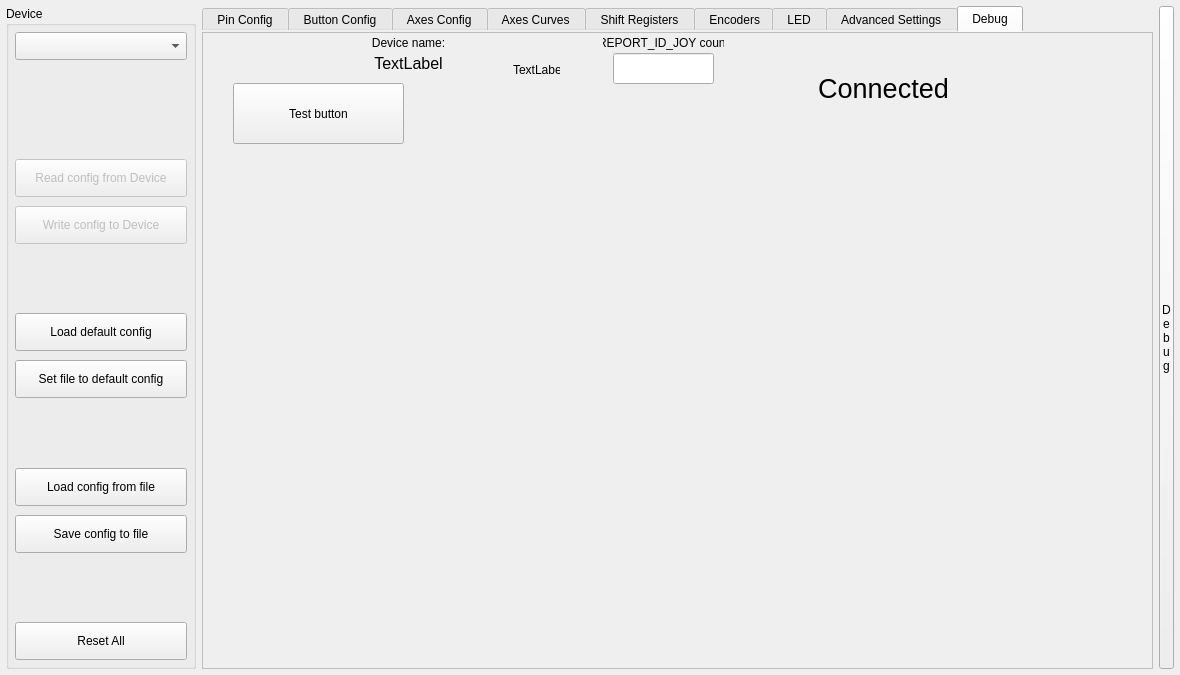
Qt form mainwindow.ui (FreeJoy-Team/FreeJoyConfiguratorQt) before a commit.
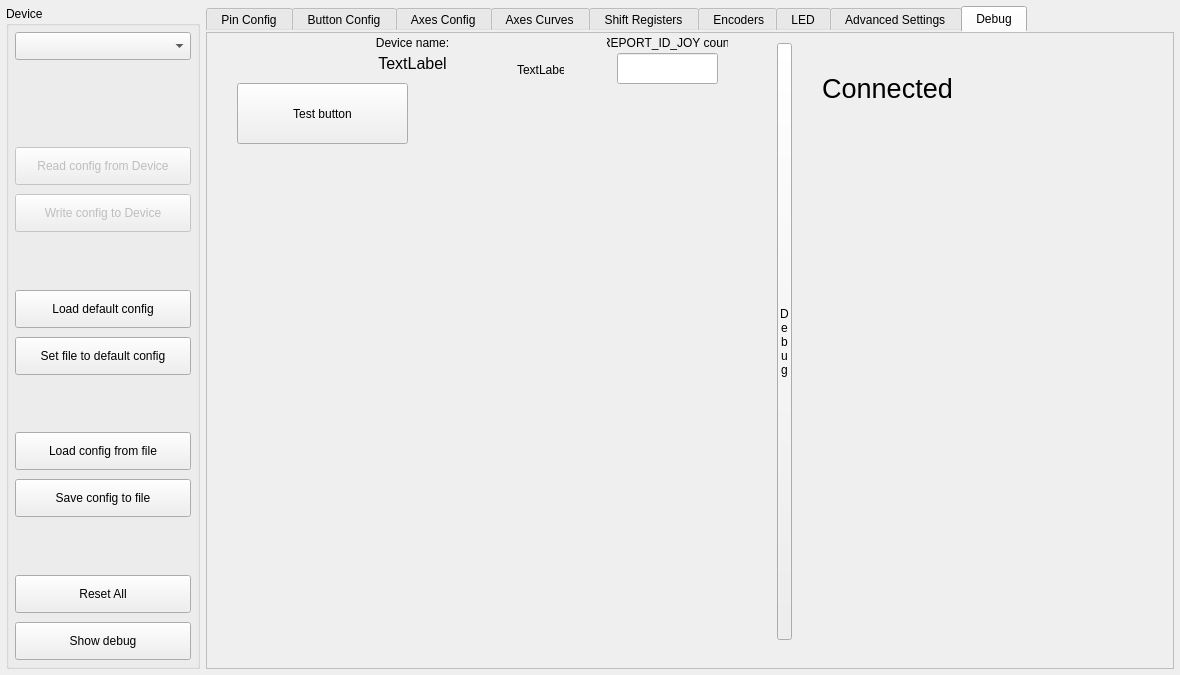
The same form after that commit. The open tabs and pages were chosen to show the change. Custom widgets are drawn as their Qt base class.

Commit message: added debug info

```diff
--- a/mainwindow.ui
+++ b/mainwindow.ui
@@ -20,7 +20,7 @@
    <string notr="true">FreeJoy QtConfigurator</string>
   </property>
   <widget class="QWidget" name="centralwidget">
-   <layout class="QGridLayout" name="layoutG_MainLayout" rowstretch="10,1" columnstretch="1,5,0">
+   <layout class="QGridLayout" name="layoutG_MainLayout" rowstretch="10,1" columnstretch="1,5">
     <property name="leftMargin">
      <number>6</number>
     </property>
@@ -33,6 +33,302 @@
     <property name="bottomMargin">
      <number>6</number>
     </property>
+    <item row="0" column="0">
+     <widget class="QGroupBox" name="groupBox_4">
+      <property name="minimumSize">
+       <size>
+        <width>0</width>
+        <height>0</height>
+       </size>
+      </property>
+      <property name="title">
+       <string>Device</string>
+      </property>
+      <layout class="QGridLayout" name="gridLayout_7" rowstretch="0,0,0,0,0,0,0,0,0,0,0,0,0,0,0,0">
+       <property name="leftMargin">
+        <number>6</number>
+       </property>
+       <property name="topMargin">
+        <number>6</number>
+       </property>
+       <property name="rightMargin">
+        <number>6</number>
+       </property>
+       <property name="bottomMargin">
+        <number>6</number>
+       </property>
+       <property name="verticalSpacing">
+        <number>9</number>
+       </property>
+       <item row="12" column="2">
+        <spacer name="verticalSpacer_2">
+         <property name="orientation">
+          <enum>Qt::Vertical</enum>
+         </property>
+         <property name="sizeHint" stdset="0">
+          <size>
+           <width>20</width>
+           <height>40</height>
+          </size>
+         </property>
+        </spacer>
+       </item>
+       <item row="0" column="2">
+        <widget class="QComboBox" name="comboBox_HidDeviceList">
+         <property name="minimumSize">
+          <size>
+           <width>165</width>
+           <height>26</height>
+          </size>
+         </property>
+         <property name="styleSheet">
+          <string notr="true">height: 22px;</string>
+         </property>
+        </widget>
+       </item>
+       <item row="5" column="2">
+        <spacer name="verticalSpacer">
+         <property name="orientation">
+          <enum>Qt::Vertical</enum>
+         </property>
+         <property name="sizeHint" stdset="0">
+          <size>
+           <width>20</width>
+           <height>40</height>
+          </size>
+         </property>
+        </spacer>
+       </item>
+       <item row="9" column="2">
+        <widget class="QPushButton" name="pushButton_LoadFromFile">
+         <property name="sizePolicy">
+          <sizepolicy hsizetype="Minimum" vsizetype="Preferred">
+           <horstretch>0</horstretch>
+           <verstretch>0</verstretch>
+          </sizepolicy>
+         </property>
+         <property name="minimumSize">
+          <size>
+           <width>165</width>
+           <height>37</height>
+          </size>
+         </property>
+         <property name="styleSheet">
+          <string notr="true">height: 30px;</string>
+         </property>
+         <property name="text">
+          <string>Load config from file</string>
+         </property>
+        </widget>
+       </item>
+       <item row="2" column="2">
+        <spacer name="verticalSpacer_4">
+         <property name="orientation">
+          <enum>Qt::Vertical</enum>
+         </property>
+         <property name="sizeHint" stdset="0">
+          <size>
+           <width>20</width>
+           <height>40</height>
+          </size>
+         </property>
+        </spacer>
+       </item>
+       <item row="7" column="2">
+        <widget class="QPushButton" name="pushButton_SetDefaultConfig">
+         <property name="sizePolicy">
+          <sizepolicy hsizetype="Minimum" vsizetype="Preferred">
+           <horstretch>0</horstretch>
+           <verstretch>0</verstretch>
+          </sizepolicy>
+         </property>
+         <property name="minimumSize">
+          <size>
+           <width>165</width>
+           <height>37</height>
+          </size>
+         </property>
+         <property name="styleSheet">
+          <string notr="true">height: 30px;</string>
+         </property>
+         <property name="text">
+          <string>Set file to default config</string>
+         </property>
+        </widget>
+       </item>
+       <item row="6" column="2">
+        <widget class="QPushButton" name="pushButton_LoadDefaultConfig">
+         <property name="sizePolicy">
+          <sizepolicy hsizetype="Minimum" vsizetype="Preferred">
+           <horstretch>0</horstretch>
+           <verstretch>0</verstretch>
+          </sizepolicy>
+         </property>
+         <property name="minimumSize">
+          <size>
+           <width>165</width>
+           <height>37</height>
+          </size>
+         </property>
+         <property name="styleSheet">
+          <string notr="true">height: 30px;</string>
+         </property>
+         <property name="text">
+          <string>Load default config</string>
+         </property>
+        </widget>
+       </item>
+       <item row="8" column="2">
+        <spacer name="verticalSpacer_3">
+         <property name="orientation">
+          <enum>Qt::Vertical</enum>
+         </property>
+         <property name="sizeHint" stdset="0">
+          <size>
+           <width>20</width>
+           <height>40</height>
+          </size>
+         </property>
+        </spacer>
+       </item>
+       <item row="13" column="2">
+        <widget class="QPushButton" name="pushButton_ResetAllPins">
+         <property name="sizePolicy">
+          <sizepolicy hsizetype="Minimum" vsizetype="Preferred">
+           <horstretch>0</horstretch>
+           <verstretch>0</verstretch>
+          </sizepolicy>
+         </property>
+         <property name="minimumSize">
+          <size>
+           <width>165</width>
+           <height>37</height>
+          </size>
+         </property>
+         <property name="styleSheet">
+          <string notr="true">height: 30px;</string>
+         </property>
+         <property name="text">
+          <string>Reset All</string>
+         </property>
+        </widget>
+       </item>
+       <item row="3" column="2">
+        <widget class="QPushButton" name="pushButton_ReadConfig">
+         <property name="enabled">
+          <bool>false</bool>
+         </property>
+         <property name="sizePolicy">
+          <sizepolicy hsizetype="Minimum" vsizetype="Preferred">
+           <horstretch>0</horstretch>
+           <verstretch>0</verstretch>
+          </sizepolicy>
+         </property>
+         <property name="minimumSize">
+          <size>
+           <width>165</width>
+           <height>37</height>
+          </size>
+         </property>
+         <property name="styleSheet">
+          <string notr="true">height: 30px;</string>
+         </property>
+         <property name="text">
+          <string>Read config from Device</string>
+         </property>
+        </widget>
+       </item>
+       <item row="1" column="2">
+        <widget class="QLabel" name="label_DeviceStatus">
+         <property name="minimumSize">
+          <size>
+           <width>0</width>
+           <height>20</height>
+          </size>
+         </property>
+         <property name="styleSheet">
+          <string notr="true"/>
+         </property>
+         <property name="text">
+          <string/>
+         </property>
+         <property name="alignment">
+          <set>Qt::AlignCenter</set>
+         </property>
+        </widget>
+       </item>
+       <item row="4" column="2">
+        <widget class="QPushButton" name="pushButton_WriteConfig">
+         <property name="enabled">
+          <bool>false</bool>
+         </property>
+         <property name="sizePolicy">
+          <sizepolicy hsizetype="Minimum" vsizetype="Preferred">
+           <horstretch>0</horstretch>
+           <verstretch>0</verstretch>
+          </sizepolicy>
+         </property>
+         <property name="minimumSize">
+          <size>
+           <width>165</width>
+           <height>37</height>
+          </size>
+         </property>
+         <property name="styleSheet">
+          <string notr="true">height: 30px;</string>
+         </property>
+         <property name="text">
+          <string>Write config to Device</string>
+         </property>
+        </widget>
+       </item>
+       <item row="11" column="2">
+        <widget class="QPushButton" name="pushButton_SaveToFile">
+         <property name="sizePolicy">
+          <sizepolicy hsizetype="Minimum" vsizetype="Preferred">
+           <horstretch>0</horstretch>
+           <verstretch>0</verstretch>
+          </sizepolicy>
+         </property>
+         <property name="minimumSize">
+          <size>
+           <width>165</width>
+           <height>37</height>
+          </size>
+         </property>
+         <property name="styleSheet">
+          <string notr="true">height: 30px;</string>
+         </property>
+         <property name="text">
+          <string>Save config to file</string>
+         </property>
+        </widget>
+       </item>
+       <item row="14" column="2">
+        <widget class="QPushButton" name="pushButton_ShowDebug">
+         <property name="sizePolicy">
+          <sizepolicy hsizetype="Minimum" vsizetype="Preferred">
+           <horstretch>0</horstretch>
+           <verstretch>0</verstretch>
+          </sizepolicy>
+         </property>
+         <property name="minimumSize">
+          <size>
+           <width>165</width>
+           <height>37</height>
+          </size>
+         </property>
+         <property name="styleSheet">
+          <string notr="true">height: 30px;</string>
+         </property>
+         <property name="text">
+          <string>Show debug</string>
+         </property>
+        </widget>
+       </item>
+      </layout>
+     </widget>
+    </item>
     <item row="0" column="1">
      <widget class="QTabWidget" name="tabWidget">
       <property name="baseSize">
@@ -346,306 +642,38 @@
          <string notr="true">Test button</string>
         </property>
        </widget>
-      </widget>
-     </widget>
-    </item>
-    <item row="0" column="2">
-     <widget class="QPushButton" name="pushButton_ShowDebug">
-      <property name="sizePolicy">
-       <sizepolicy hsizetype="Minimum" vsizetype="Preferred">
-        <horstretch>0</horstretch>
-        <verstretch>0</verstretch>
-       </sizepolicy>
-      </property>
-      <property name="styleSheet">
-       <string notr="true">min-width: 13px;
+       <widget class="QPushButton" name="pushButton_ShowDebug2_2">
+        <property name="geometry">
+         <rect>
+          <x>570</x>
+          <y>10</y>
+          <width>15</width>
+          <height>597</height>
+         </rect>
+        </property>
+        <property name="sizePolicy">
+         <sizepolicy hsizetype="Minimum" vsizetype="Preferred">
+          <horstretch>0</horstretch>
+          <verstretch>0</verstretch>
+         </sizepolicy>
+        </property>
+        <property name="styleSheet">
+         <string notr="true">min-width: 13px;
 max-width: 13px;
 padding: 0px;</string>
-      </property>
-      <property name="text">
-       <string>D
+        </property>
+        <property name="text">
+         <string>D
 e
 b
 u
 g</string>
-      </property>
+        </property>
+       </widget>
+      </widget>
      </widget>
     </item>
-    <item row="0" column="0">
-     <widget class="QGroupBox" name="groupBox_4">
-      <property name="minimumSize">
-       <size>
-        <width>0</width>
-        <height>0</height>
-       </size>
-      </property>
-      <property name="title">
-       <string>Device</string>
-      </property>
-      <layout class="QGridLayout" name="gridLayout_7" rowstretch="0,0,0,0,0,0,0,0,0,0,0,0,0,0">
-       <property name="leftMargin">
-        <number>6</number>
-       </property>
-       <property name="topMargin">
-        <number>6</number>
-       </property>
-       <property name="rightMargin">
-        <number>6</number>
-       </property>
-       <property name="bottomMargin">
-        <number>6</number>
-       </property>
-       <property name="verticalSpacing">
-        <number>9</number>
-       </property>
-       <item row="8" column="2">
-        <spacer name="verticalSpacer_3">
-         <property name="orientation">
-          <enum>Qt::Vertical</enum>
-         </property>
-         <property name="sizeHint" stdset="0">
-          <size>
-           <width>20</width>
-           <height>40</height>
-          </size>
-         </property>
-        </spacer>
-       </item>
-       <item row="7" column="2">
-        <widget class="QPushButton" name="pushButton_SetDefaultConfig">
-         <property name="sizePolicy">
-          <sizepolicy hsizetype="Minimum" vsizetype="Preferred">
-           <horstretch>0</horstretch>
-           <verstretch>0</verstretch>
-          </sizepolicy>
-         </property>
-         <property name="minimumSize">
-          <size>
-           <width>165</width>
-           <height>37</height>
-          </size>
-         </property>
-         <property name="styleSheet">
-          <string notr="true">height: 30px;</string>
-         </property>
-         <property name="text">
-          <string>Set file to default config</string>
-         </property>
-        </widget>
-       </item>
-       <item row="5" column="2">
-        <spacer name="verticalSpacer">
-         <property name="orientation">
-          <enum>Qt::Vertical</enum>
-         </property>
-         <property name="sizeHint" stdset="0">
-          <size>
-           <width>20</width>
-           <height>40</height>
-          </size>
-         </property>
-        </spacer>
-       </item>
-       <item row="11" column="2">
-        <widget class="QPushButton" name="pushButton_SaveToFile">
-         <property name="sizePolicy">
-          <sizepolicy hsizetype="Minimum" vsizetype="Preferred">
-           <horstretch>0</horstretch>
-           <verstretch>0</verstretch>
-          </sizepolicy>
-         </property>
-         <property name="minimumSize">
-          <size>
-           <width>165</width>
-           <height>37</height>
-          </size>
-         </property>
-         <property name="styleSheet">
-          <string notr="true">height: 30px;</string>
-         </property>
-         <property name="text">
-          <string>Save config to file</string>
-         </property>
-        </widget>
-       </item>
-       <item row="12" column="2">
-        <spacer name="verticalSpacer_2">
-         <property name="orientation">
-          <enum>Qt::Vertical</enum>
-         </property>
-         <property name="sizeHint" stdset="0">
-          <size>
-           <width>20</width>
-           <height>40</height>
-          </size>
-         </property>
-        </spacer>
-       </item>
-       <item row="3" column="2">
-        <widget class="QPushButton" name="pushButton_ReadConfig">
-         <property name="enabled">
-          <bool>false</bool>
-         </property>
-         <property name="sizePolicy">
-          <sizepolicy hsizetype="Minimum" vsizetype="Preferred">
-           <horstretch>0</horstretch>
-           <verstretch>0</verstretch>
-          </sizepolicy>
-         </property>
-         <property name="minimumSize">
-          <size>
-           <width>165</width>
-           <height>37</height>
-          </size>
-         </property>
-         <property name="styleSheet">
-          <string notr="true">height: 30px;</string>
-         </property>
-         <property name="text">
-          <string>Read config from Device</string>
-         </property>
-        </widget>
-       </item>
-       <item row="13" column="2">
-        <widget class="QPushButton" name="pushButton_ResetAllPins">
-         <property name="sizePolicy">
-          <sizepolicy hsizetype="Minimum" vsizetype="Preferred">
-           <horstretch>0</horstretch>
-           <verstretch>0</verstretch>
-          </sizepolicy>
-         </property>
-         <property name="minimumSize">
-          <size>
-           <width>165</width>
-           <height>37</height>
-          </size>
-         </property>
-         <property name="styleSheet">
-          <string notr="true">height: 30px;</string>
-         </property>
-         <property name="text">
-          <string>Reset All</string>
-         </property>
-        </widget>
-       </item>
-       <item row="1" column="2">
-        <widget class="QLabel" name="label_DeviceStatus">
-         <property name="minimumSize">
-          <size>
-           <width>0</width>
-           <height>20</height>
-          </size>
-         </property>
-         <property name="styleSheet">
-          <string notr="true"/>
-         </property>
-         <property name="text">
-          <string/>
-         </property>
-         <property name="alignment">
-          <set>Qt::AlignCenter</set>
-         </property>
-        </widget>
-       </item>
-       <item row="6" column="2">
-        <widget class="QPushButton" name="pushButton_LoadDefaultConfig">
-         <property name="sizePolicy">
-          <sizepolicy hsizetype="Minimum" vsizetype="Preferred">
-           <horstretch>0</horstretch>
-           <verstretch>0</verstretch>
-          </sizepolicy>
-         </property>
-         <property name="minimumSize">
-          <size>
-           <width>165</width>
-           <height>37</height>
-          </size>
-         </property>
-         <property name="styleSheet">
-          <string notr="true">height: 30px;</string>
-         </property>
-         <property name="text">
-          <string>Load default config</string>
-         </property>
-        </widget>
-       </item>
-       <item row="9" column="2">
-        <widget class="QPushButton" name="pushButton_LoadFromFile">
-         <property name="sizePolicy">
-          <sizepolicy hsizetype="Minimum" vsizetype="Preferred">
-           <horstretch>0</horstretch>
-           <verstretch>0</verstretch>
-          </sizepolicy>
-         </property>
-         <property name="minimumSize">
-          <size>
-           <width>165</width>
-           <height>37</height>
-          </size>
-         </property>
-         <property name="styleSheet">
-          <string notr="true">height: 30px;</string>
-         </property>
-         <property name="text">
-          <string>Load config from file</string>
-         </property>
-        </widget>
-       </item>
-       <item row="4" column="2">
-        <widget class="QPushButton" name="pushButton_WriteConfig">
-         <property name="enabled">
-          <bool>false</bool>
-         </property>
-         <property name="sizePolicy">
-          <sizepolicy hsizetype="Minimum" vsizetype="Preferred">
-           <horstretch>0</horstretch>
-           <verstretch>0</verstretch>
-          </sizepolicy>
-         </property>
-         <property name="minimumSize">
-          <size>
-           <width>165</width>
-           <height>37</height>
-          </size>
-         </property>
-         <property name="styleSheet">
-          <string notr="true">height: 30px;</string>
-         </property>
-         <property name="text">
-          <string>Write config to Device</string>
-         </property>
-        </widget>
-       </item>
-       <item row="0" column="2">
-        <widget class="QComboBox" name="comboBox_HidDeviceList">
-         <property name="minimumSize">
-          <size>
-           <width>165</width>
-           <height>26</height>
-          </size>
-         </property>
-         <property name="styleSheet">
-          <string notr="true">height: 22px;</string>
-         </property>
-        </widget>
-       </item>
-       <item row="2" column="2">
-        <spacer name="verticalSpacer_4">
-         <property name="orientation">
-          <enum>Qt::Vertical</enum>
-         </property>
-         <property name="sizeHint" stdset="0">
-          <size>
-           <width>20</width>
-           <height>40</height>
-          </size>
-         </property>
-        </spacer>
-       </item>
-      </layout>
-     </widget>
-    </item>
-    <item row="1" column="0" colspan="3">
+    <item row="1" column="0" colspan="2">
      <layout class="QVBoxLayout" name="layoutV_DebugWindow">
       <property name="spacing">
        <number>0</number>
```
Left out of the diff: 2 changed lines with no effect on the pictures. The commit also changes 4 other files.
